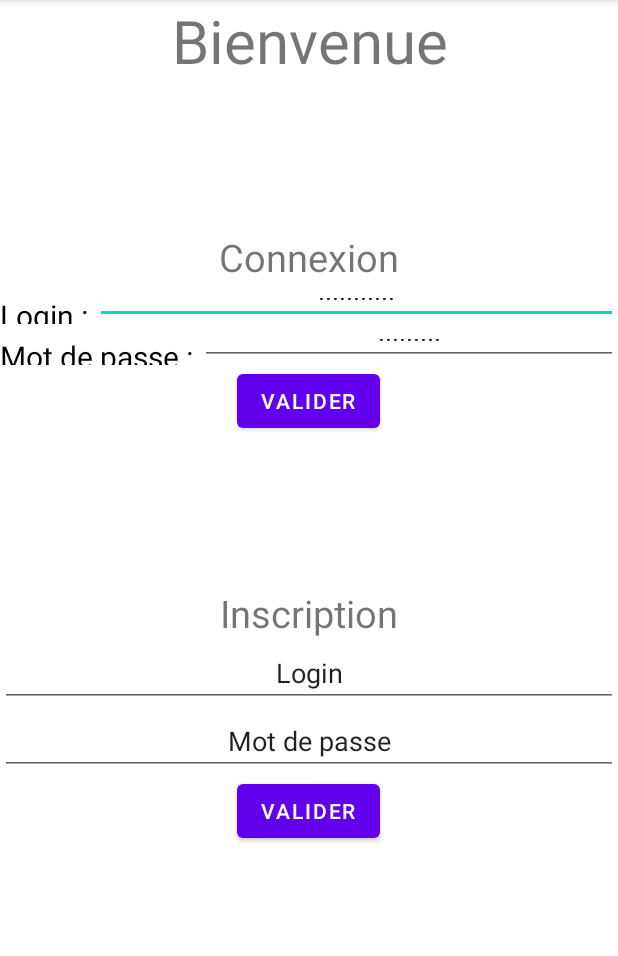
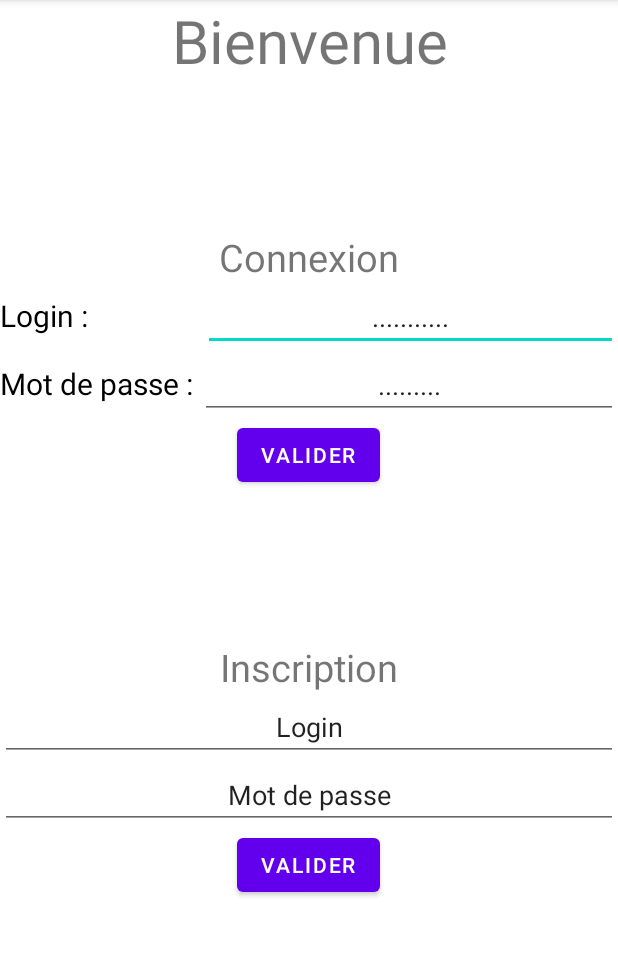
Before and after one commit to CorentinBourgeaud/Ecole-Projet, an Android app: the MainActivity screen opened directly, with no data from a screen before it, on a phone screen of 412 x 824 dp, the part 84-1040 px from its top. Run offline under Robolectric (Android 15) with nearby library versions, the phone set to English and light mode, and no system bars.

Commit message:
resolution problème dim

```diff
--- a/app/src/main/res/layout/activity_connexion.xml
+++ b/app/src/main/res/layout/activity_connexion.xml
@@ -36,16 +36,17 @@
         android:orientation="horizontal">
 
         <TextView
-            android:layout_width="wrap_content"
-            android:layout_height="wrap_content"
+            android:layout_width="135dp"
+
             android:text="Login : "
             android:textColor="@color/black"
-            android:textSize="20dp" />
+            android:textSize="20dp"
+            android:layout_height="wrap_content"/>
 
         <EditText
             android:id="@+id/conn_login"
             android:layout_width="match_parent"
-            android:layout_height="match_parent"
+            android:layout_height="wrap_content"
             android:gravity="center"
             android:text="..........." />
 
@@ -66,7 +67,7 @@
         <EditText
             android:id="@+id/conn_mdp"
             android:layout_width="match_parent"
-            android:layout_height="match_parent"
+            android:layout_height="wrap_content"
             android:gravity="center"
             android:text="........." />
 
```
